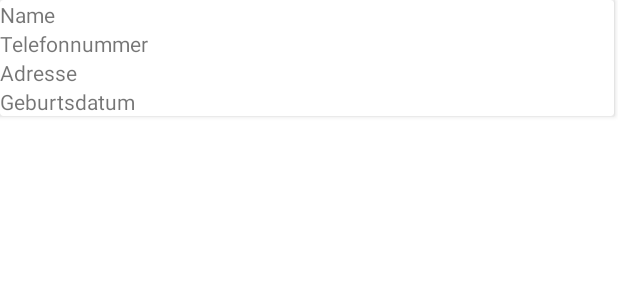
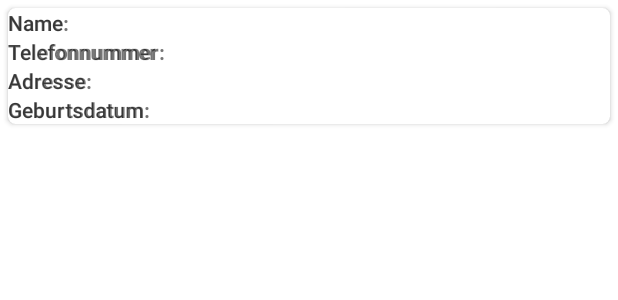
Before and after one commit to laterkevin/Telefonbuch, an Android app: the layout contact_list.xml on its own in the app's theme, with its tools: preview values and no code run, on a phone screen of 412 x 824 dp. Shown: the top 300 px of the screen. Run offline under Robolectric (Android 15) with nearby library versions, the phone set to English and light mode, and no system bars.

Commit message:
Layout Design

```diff
--- a/app/src/main/res/layout/contact_list.xml
+++ b/app/src/main/res/layout/contact_list.xml
@@ -9,10 +9,15 @@
 
 
     <androidx.cardview.widget.CardView
-            android:layout_width="409dp"
+        android:layout_width="match_parent"
         android:layout_height="wrap_content"
+        android:layout_marginLeft="5dp"
+        android:layout_marginTop="5dp"
+        android:layout_marginRight="5dp"
+        android:elevation="2dp"
+        app:cardCornerRadius="5dp"
         tools:layout_editor_absoluteX="1dp"
-            tools:layout_editor_absoluteY="42dp" >
+        tools:layout_editor_absoluteY="42dp">
 
         <androidx.constraintlayout.widget.ConstraintLayout
             android:layout_width="match_parent"
@@ -33,7 +38,18 @@
                 android:text="Name"
                 app:layout_constraintBottom_toTopOf="@+id/textView2"
                 app:layout_constraintTop_toTopOf="parent"
-                    tools:layout_editor_absoluteX="141dp" />
+                tools:layout_editor_absoluteX="279dp" />
+
+            <TextView
+                android:id="@+id/textView9"
+                android:layout_width="wrap_content"
+                android:layout_height="wrap_content"
+                android:text="Name:"
+                android:textStyle="bold"
+                app:layout_constraintBottom_toBottomOf="@+id/textView"
+                app:layout_constraintTop_toTopOf="@+id/textView"
+                app:layout_constraintVertical_bias="0.476"
+                tools:layout_editor_absoluteX="144dp" />
 
             <TextView
                 android:id="@+id/textView2"
@@ -41,8 +57,18 @@
                 android:layout_height="wrap_content"
                 android:text="Telefonnummer"
                 app:layout_constraintBottom_toTopOf="@+id/textView3"
-                    app:layout_constraintTop_toBottomOf="@+id/textView"
-                    tools:layout_editor_absoluteX="141dp" />
+                app:layout_constraintStart_toStartOf="@+id/textView"
+                app:layout_constraintTop_toBottomOf="@+id/textView" />
+
+            <TextView
+                android:id="@+id/textView10"
+                android:layout_width="wrap_content"
+                android:layout_height="wrap_content"
+                android:text="Telefonnummer:"
+                android:textStyle="bold"
+                app:layout_constraintBottom_toBottomOf="@+id/textView2"
+                app:layout_constraintStart_toStartOf="@+id/textView9"
+                app:layout_constraintTop_toTopOf="@+id/textView2" />
 
             <TextView
                 android:id="@+id/textView3"
@@ -50,8 +76,18 @@
                 android:layout_height="wrap_content"
                 android:text="Adresse"
                 app:layout_constraintBottom_toTopOf="@+id/textView4"
-                    app:layout_constraintTop_toBottomOf="@+id/textView2"
-                    tools:layout_editor_absoluteX="141dp" />
+                app:layout_constraintStart_toStartOf="@+id/textView2"
+                app:layout_constraintTop_toBottomOf="@+id/textView2" />
+
+            <TextView
+                android:id="@+id/textView11"
+                android:layout_width="wrap_content"
+                android:layout_height="wrap_content"
+                android:text="Adresse:"
+                android:textStyle="bold"
+                app:layout_constraintBottom_toBottomOf="@+id/textView3"
+                app:layout_constraintStart_toStartOf="@+id/textView10"
+                app:layout_constraintTop_toTopOf="@+id/textView3" />
 
             <TextView
                 android:id="@+id/textView4"
@@ -59,8 +95,18 @@
                 android:layout_height="wrap_content"
                 android:text="Geburtsdatum"
                 app:layout_constraintBottom_toBottomOf="parent"
-                    app:layout_constraintTop_toBottomOf="@+id/textView3"
-                    tools:layout_editor_absoluteX="141dp" />
+                app:layout_constraintStart_toStartOf="@+id/textView3"
+                app:layout_constraintTop_toBottomOf="@+id/textView3" />
+
+            <TextView
+                android:id="@+id/textView12"
+                android:layout_width="wrap_content"
+                android:layout_height="wrap_content"
+                android:text="Geburtsdatum:"
+                android:textStyle="bold"
+                app:layout_constraintBottom_toBottomOf="@+id/textView4"
+                app:layout_constraintStart_toStartOf="@+id/textView11"
+                app:layout_constraintTop_toTopOf="@+id/textView4" />
 
 
         </androidx.constraintlayout.widget.ConstraintLayout>
```
Also changed, not shown: app/src/main/java/com/example/telefonbuch/data/Datasource.kt (+23 -13 lines), app/src/main/java/com/example/telefonbuch/data/model/Contact.kt (+4 -3 lines), app/src/main/res/layout/activity_main.xml (+6 -8 lines). Lines whose indentation alone changed are shown as unchanged.
